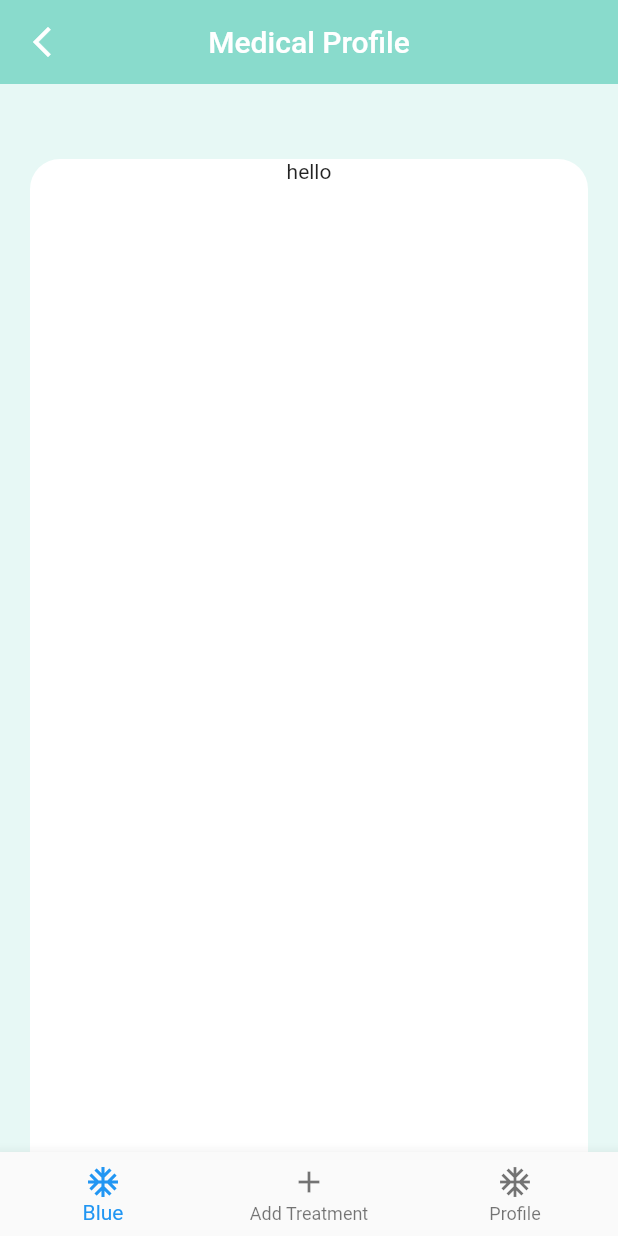
After one commit to A-Morsy/SehaTech, a Flutter app: the UserProfileMainWidget screen opened directly, on a phone screen of 412 x 824 dp. The commit adds this screen. Run offline on Flutter 3.47's test engine with Material 2 defaults, Android fonts, the phone set to English and light mode, and no system bars; our stand-ins replace date_time_picker; generated files the repository leaves out were written again.

Commit message:
MedicalProfileInitCommit

```diff
--- a/seha_tech/lib/Reusable/palette.dart
+++ b/seha_tech/lib/Reusable/palette.dart
@@ -5,4 +5,5 @@ class Palette {
   static Color secondaryColor = Color.fromRGBO(137, 219, 204, 1);
   static Color thirdColor = Color.fromRGBO(255, 149, 10, 1);
   static Color forthColor = Color.fromRGBO(137, 137, 137, 1);
+  static Color fifthColor = Color.fromRGBO(231, 248, 245, 1);
 }
--- /dev/null
+++ b/seha_tech/lib/views/profile/userProfileMainWidget.dart
@@ -0,0 +1,61 @@
+import 'package:flutter/material.dart';
+import 'package:flutter_gen/gen_l10n/app_localizations.dart';
+import 'package:seha_tech/Reusable/palette.dart';
+
+// ignore: must_be_immutable
+class UserProfileMainWidget extends StatelessWidget {
+  List<Widget> widgetsList;
+  final String title;
+  UserProfileMainWidget({required this.widgetsList, required this.title});
+  @override
+  Widget build(BuildContext context) {
+    return Scaffold(
+        appBar: AppBar(
+          title: Text(title),
+          centerTitle: true,
+          //this part need to render defferently in each lang
+          // the arrow doesnt want to change direction
+          leading: AppLocalizations.of(context)!.localeName == 'en'
+              ? IconButton(
+                  icon: Icon(Icons.arrow_back_ios_new, color: Colors.white),
+                  onPressed: () {
+                    Navigator.pop(context);
+                  },
+                )
+              : IconButton(
+                  icon: Icon(Icons.arrow_back_ios_new, color: Colors.red),
+                  onPressed: () {
+                    Navigator.pop(context);
+                  },
+                ),
+          backgroundColor: Palette.secondaryColor,
+          elevation: 0.0,
+        ),
+        body: Container(
+          color: Palette.fifthColor,
+          width: MediaQuery.of(context).size.width,
+          height: double.infinity,
+          child: Container(
+            margin: EdgeInsets.fromLTRB(20, 50, 20, 0),
+            height: double.infinity,
+            decoration: BoxDecoration(
+              borderRadius: const BorderRadius.vertical(
+                top: const Radius.circular(20),
+              ),
+              color: Colors.white,
+            ),
+            child: Column(
+              children: widgetsList,
+            ),
+          ),
+        ),
+        bottomNavigationBar: BottomNavigationBar(
+          items: [
+            BottomNavigationBarItem(icon: Icon(Icons.ac_unit), label: 'Blue'),
+            BottomNavigationBarItem(
+                icon: Icon(Icons.add), label: 'Add Treatment'),
+            BottomNavigationBarItem(icon: Icon(Icons.ac_unit), label: 'Profile')
+          ],
+        ));
+  }
+}
--- a/seha_tech/lib/views/signup/signUpOne.dart
+++ b/seha_tech/lib/views/signup/signUpOne.dart
@@ -61,7 +61,9 @@ class _SignUpOneState extends State<SignUpOne> {
             OtherInfoBlock()
           ],
         ),
-        floatingActionButton: FloatingActionButton(
+        floatingActionButton: Container(
+          padding: EdgeInsets.only(right: 10),
+          child: FloatingActionButton(
             onPressed: () {
               Navigator.push(
                 context,
@@ -74,6 +76,7 @@ class _SignUpOneState extends State<SignUpOne> {
             ),
             backgroundColor: Palette.primaryColor,
           ),
+        ),
       );
     });
   }
```
Also changed, not shown: seha_tech/lib/views/profile/userProfile.dart (added, +20 -0 lines), seha_tech/lib/views/signup/signUpTwo.dart (+10 -6 lines), seha_tech/assets/images/contact-formIcon.png (added), seha_tech/assets/images/userIcon.png (added). Lines whose indentation alone changed are shown as unchanged.
